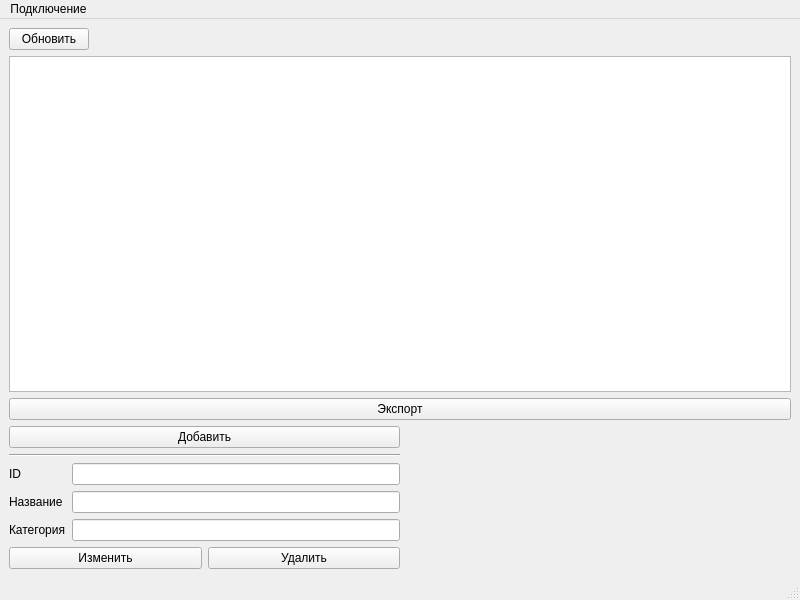
Old version of the form src/MainWindow.ui in the repository teackot/veggieapp.
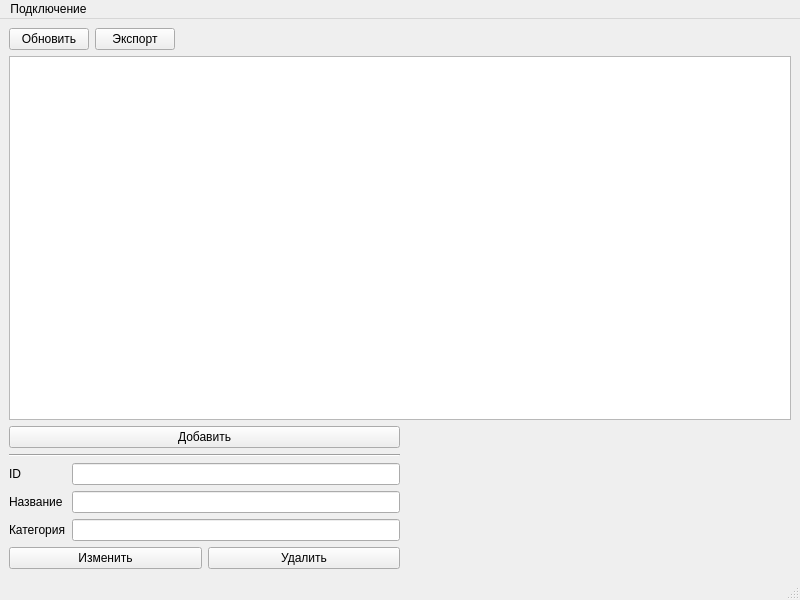
New version of the form. Icons and pictures are not drawn.

Commit message: Export to PDF and ODT; fix export encoding

```diff
--- a/src/MainWindow.ui
+++ b/src/MainWindow.ui
@@ -30,6 +30,29 @@
         </property>
        </widget>
       </item>
+      <item alignment="Qt::AlignLeft">
+       <widget class="QPushButton" name="exportButton">
+        <property name="text">
+         <string>Экспорт</string>
+        </property>
+        <property name="icon">
+         <iconset theme="emblem-shared-symbolic"/>
+        </property>
+       </widget>
+      </item>
+      <item>
+       <spacer name="horizontalSpacer_2">
+        <property name="orientation">
+         <enum>Qt::Horizontal</enum>
+        </property>
+        <property name="sizeHint" stdset="0">
+         <size>
+          <width>40</width>
+          <height>20</height>
+         </size>
+        </property>
+       </spacer>
+      </item>
      </layout>
     </item>
     <item>
@@ -45,13 +68,6 @@
       </property>
      </widget>
     </item>
-    <item>
-     <widget class="QPushButton" name="exportButton">
-      <property name="text">
-       <string>Экспорт</string>
-      </property>
-     </widget>
-    </item>
     <item>
      <layout class="QHBoxLayout" name="horizontalLayout">
       <item>
```
The commit also changes 2 other files.
